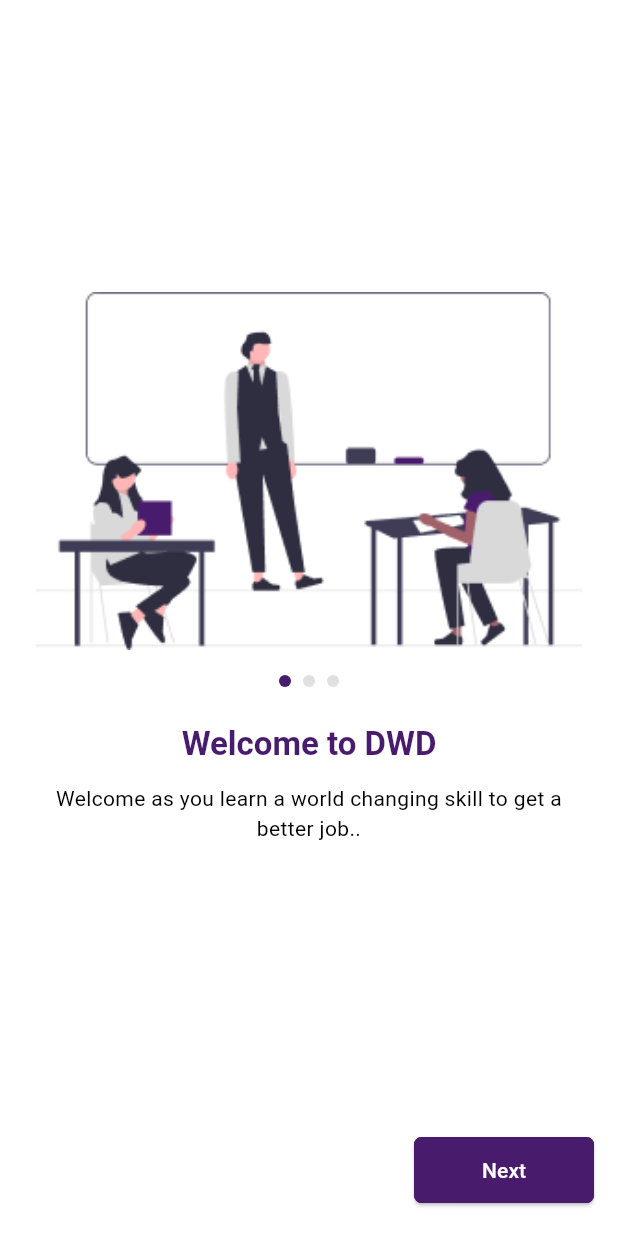
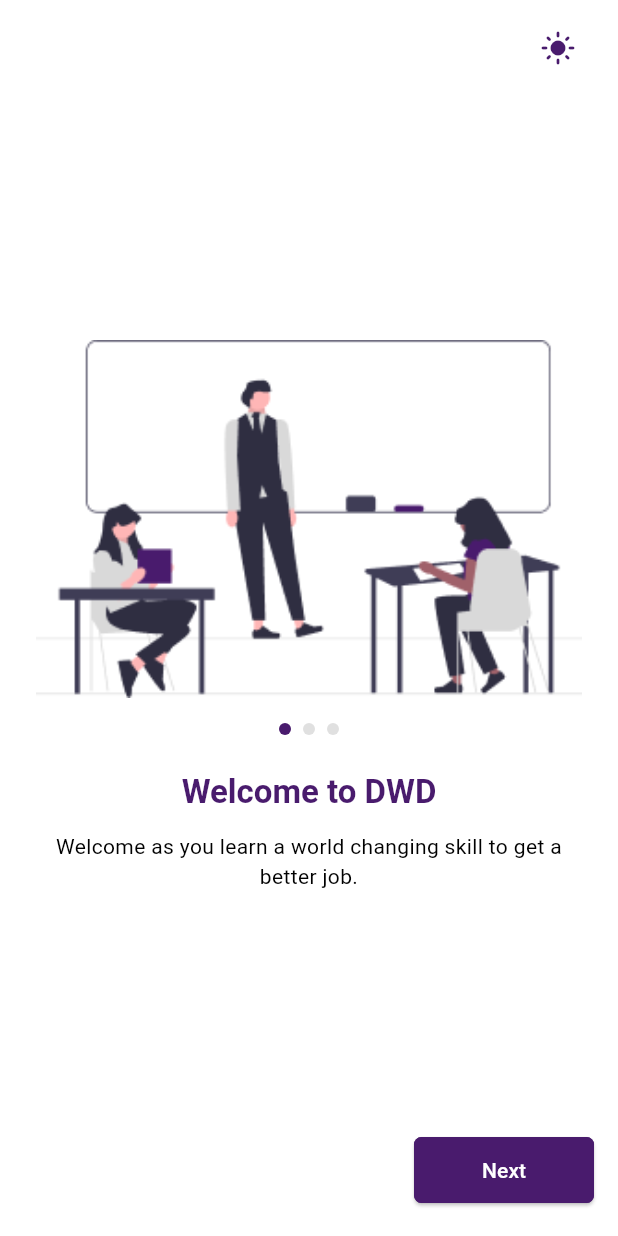
Before and after one commit to AhmedSafan131/lavaloon_first_task, a Flutter app: the screen it shows after launch, on a phone screen of 412 x 824 dp. Run offline on Flutter 3.47's test engine with Material 3 defaults, Android fonts, the phone set to English and light mode, and no system bars; our stand-ins replace easy_localization, shared_preferences.

Commit message:
Implement localization using easy_localization package
- Replaced AppLocalizations with easy_localization in home_screen.dart, blogs_tab.dart, home_tab.dart, my_courses_tab.dart, my_profile_tab.dart, onboarding_screen.dart, login.dart, reset_password.dart, and sign_up.dart.
- Updated UI text to use localized strings from JSON files.
- Removed LocaleProvider and integrated locale management directly with easy_localization.
- Added Arabic and English localization files (ar.json and en.json) for app strings.
- Configured main.dart for easy_localization setup and removed unused localization imports.
- Enhanced theme management by saving user preferences using shared_preferences.

```diff
--- /dev/null
+++ b/devtools_options.yaml
@@ -0,0 +1,3 @@
+description: This file stores settings for Dart & Flutter DevTools.
+documentation: https://docs.flutter.dev/tools/devtools/extensions#configure-extension-enablement-states
+extensions:
--- a/lib/App_UI/home/tabs/blogs_tab.dart
+++ b/lib/App_UI/home/tabs/blogs_tab.dart
@@ -1,17 +1,16 @@
 import 'package:flutter/material.dart';
-import 'package:lavaloon_first_task/l10n/app_localizations.dart';
+import 'package:easy_localization/easy_localization.dart';
 
 class BlogsTab extends StatelessWidget {
   const BlogsTab({super.key});
 
   @override
   Widget build(BuildContext context) {
-    final loc = AppLocalizations.of(context)!;
     return Container(
       color: Theme.of(context).scaffoldBackgroundColor,
       child: Center(
         child: Text(
-          loc.blogs,
+          'blogs'.tr(),
           style: TextStyle(color: Theme.of(context).textTheme.bodyLarge?.color),
         ),
       ),
--- a/lib/App_UI/home/tabs/home_tab.dart
+++ b/lib/App_UI/home/tabs/home_tab.dart
@@ -1,17 +1,16 @@
 import 'package:flutter/material.dart';
-import 'package:lavaloon_first_task/l10n/app_localizations.dart';
+import 'package:easy_localization/easy_localization.dart';
 
 class HomeTab extends StatelessWidget {
   const HomeTab({super.key});
 
   @override
   Widget build(BuildContext context) {
-    final loc = AppLocalizations.of(context)!;
     return Container(
       color: Theme.of(context).scaffoldBackgroundColor,
       child: Center(
         child: Text(
-          loc.home,
+          'home'.tr(),
           style: TextStyle(color: Theme.of(context).textTheme.bodyLarge?.color),
         ),
       ),
--- a/lib/App_UI/home/tabs/my_courses_tab.dart
+++ b/lib/App_UI/home/tabs/my_courses_tab.dart
@@ -1,17 +1,16 @@
 import 'package:flutter/material.dart';
-import 'package:lavaloon_first_task/l10n/app_localizations.dart';
+import 'package:easy_localization/easy_localization.dart';
 
 class MyCoursesTab extends StatelessWidget {
   const MyCoursesTab({super.key});
 
   @override
   Widget build(BuildContext context) {
-    final loc = AppLocalizations.of(context)!;
     return Container(
       color: Theme.of(context).scaffoldBackgroundColor,
       child: Center(
         child: Text(
-          loc.myCourses,
+          'myCourses'.tr(),
           style: TextStyle(color: Theme.of(context).textTheme.bodyLarge?.color),
         ),
       ),
--- a/lib/App_UI/onboarding/onbording_screen.dart
+++ b/lib/App_UI/onboarding/onbording_screen.dart
@@ -1,6 +1,9 @@
 import 'package:flutter/material.dart';
+import 'package:easy_localization/easy_localization.dart';
+import 'package:provider/provider.dart';
 import 'package:lavaloon_first_task/utils/app_color.dart';
 import 'package:lavaloon_first_task/auth/login.dart';
+import 'package:lavaloon_first_task/utils/theme_provider.dart';
 
 class OnboardingScreen extends StatefulWidget {
   static const String routName = '/onboarding';
@@ -17,30 +20,46 @@ class _OnboardingScreenState extends State<OnboardingScreen> {
   final List<OnboardingModel> _onboardingData = [
     OnboardingModel(
       image: 'assets/images/splash1.png',
-      title: 'Welcome to DWD',
-      description:
-          'Welcome as you learn a world changing skill to get a better job..',
+      titleKey: 'onboarding1_title',
+      descriptionKey: 'onboarding1_desc',
     ),
     OnboardingModel(
       image: 'assets/images/splash2.png',
-      title: 'Choose Your Course',
-      description:
-          'Choose the course of your choice and gain industry knowledge and experience in it..',
+      titleKey: 'onboarding2_title',
+      descriptionKey: 'onboarding2_desc',
     ),
     OnboardingModel(
       image: 'assets/images/splash3.png',
-      title: 'Get Certified',
-      description:
-          'Start learning and get certified after your training to get a lucrative job',
+      titleKey: 'onboarding3_title',
+      descriptionKey: 'onboarding3_desc',
     ),
   ];
 
   @override
   Widget build(BuildContext context) {
+    final themeProvider = Provider.of<ThemeProvider>(context);
+    final isDarkMode = themeProvider.themeMode == ThemeMode.dark;
     return Scaffold(
       body: SafeArea(
         child: Column(
           children: [
+            Padding(
+              padding: const EdgeInsets.symmetric(horizontal: 16, vertical: 8),
+              child: Align(
+                alignment: Alignment.centerRight,
+                child: IconButton(
+                  onPressed: () {
+                    themeProvider.setThemeMode(
+                      isDarkMode ? ThemeMode.light : ThemeMode.dark,
+                    );
+                  },
+                  icon: Icon(
+                    isDarkMode ? Icons.dark_mode : Icons.light_mode,
+                    color: AppColors.primary,
+                  ),
+                ),
+              ),
+            ),
             Expanded(
               child: PageView.builder(
                 controller: _pageController,
@@ -83,9 +102,12 @@ class _OnboardingScreenState extends State<OnboardingScreen> {
                   curve: Curves.easeInOut,
                 );
               },
-              child: const Text(
-                'Back',
-                style: TextStyle(fontWeight: FontWeight.bold, fontSize: 16),
+              child: Text(
+                'back'.tr(),
+                style: const TextStyle(
+                  fontWeight: FontWeight.bold,
+                  fontSize: 16,
+                ),
               ),
             )
           else
@@ -112,7 +134,7 @@ class _OnboardingScreenState extends State<OnboardingScreen> {
                 side: BorderSide(color: AppColors.primary),
               ),
             ),
-            child: Text(isLast ? 'Done' : 'Next'),
+            child: Text(isLast ? 'done'.tr() : 'next'.tr()),
           ),
         ],
       ),
@@ -122,13 +144,13 @@ class _OnboardingScreenState extends State<OnboardingScreen> {
 
 class OnboardingModel {
   final String image;
-  final String title;
-  final String description;
+  final String titleKey;
+  final String descriptionKey;
 
   const OnboardingModel({
     required this.image,
-    required this.title,
-    required this.description,
+    required this.titleKey,
+    required this.descriptionKey,
   });
 }
 
@@ -171,7 +193,7 @@ class OnboardingPage extends StatelessWidget {
           ),
           const SizedBox(height: 24),
           Text(
-            model.title,
+            model.titleKey.tr(),
             style: Theme.of(context).textTheme.titleLarge?.copyWith(
               fontWeight: FontWeight.bold,
               color: AppColors.primary,
@@ -180,7 +202,7 @@ class OnboardingPage extends StatelessWidget {
           ),
           const SizedBox(height: 12),
           Text(
-            model.description,
+            model.descriptionKey.tr(),
             style: Theme.of(context).textTheme.bodyMedium,
             textAlign: TextAlign.center,
           ),
--- a/lib/main.dart
+++ b/lib/main.dart
@@ -1,8 +1,6 @@
 import 'package:flutter/material.dart';
 import 'package:provider/provider.dart';
-// 1. Add these imports for localization
-import 'package:flutter_localizations/flutter_localizations.dart';
-import 'package:lavaloon_first_task/l10n/app_localizations.dart';
+import 'package:easy_localization/easy_localization.dart';
 import 'package:lavaloon_first_task/App_UI/onboarding/onbording_screen.dart';
 import 'package:lavaloon_first_task/App_UI/home/home_screen.dart';
 import 'package:lavaloon_first_task/auth/login.dart';
@@ -10,10 +8,19 @@ import 'package:lavaloon_first_task/auth/sgin_up.dart';
 import 'package:lavaloon_first_task/auth/reset_password.dart';
 import 'package:lavaloon_first_task/utils/theme_provider.dart';
 import 'package:lavaloon_first_task/utils/app_color.dart';
-import 'package:lavaloon_first_task/utils/locale_provider.dart';
 
-void main() {
-  runApp(const MyApp());
+void main() async {
+  WidgetsFlutterBinding.ensureInitialized();
+  await EasyLocalization.ensureInitialized();
+  runApp(
+    EasyLocalization(
+      supportedLocales: const [Locale('en'), Locale('ar')],
+      path: 'lib/l10n',
+      fallbackLocale: const Locale('en'),
+      saveLocale: true,
+      child: const MyApp(),
+    ),
+  );
 }
 
 class MyApp extends StatelessWidget {
@@ -22,25 +29,17 @@ class MyApp extends StatelessWidget {
   @override
   Widget build(BuildContext context) {
     return MultiProvider(
-      providers: [
-        ChangeNotifierProvider(create: (_) => ThemeProvider()),
-        ChangeNotifierProvider(create: (_) => LocaleProvider()), // Added this
-      ],
-      child: Consumer2<ThemeProvider, LocaleProvider>(
-        // Using Consumer2 for both
-        builder: (context, themeProvider, localeProvider, _) {
+      providers: [ChangeNotifierProvider(create: (_) => ThemeProvider())],
+      child: Consumer<ThemeProvider>(
+        builder: (context, themeProvider, _) {
+          final isArabic = context.locale.languageCode == 'ar';
           return MaterialApp(
             debugShowCheckedModeBanner: false,
 
             // --- Localization Config ---
-            locale: localeProvider.locale, // Set current language
-            supportedLocales: AppLocalizations.supportedLocales,
-            localizationsDelegates: const [
-              AppLocalizations.delegate,
-              GlobalMaterialLocalizations.delegate,
-              GlobalWidgetsLocalizations.delegate,
-              GlobalCupertinoLocalizations.delegate,
-            ],
+            locale: context.locale,
+            supportedLocales: context.supportedLocales,
+            localizationsDelegates: context.localizationDelegates,
 
             // --- Theme Config ---
             theme: ThemeData(
@@ -56,7 +55,7 @@ class MyApp extends StatelessWidget {
               appBarTheme: AppBarTheme(
                 backgroundColor: AppColors.primary,
                 elevation: 0,
-                centerTitle: localeProvider.isArabic,
+                centerTitle: isArabic,
               ),
             ),
             darkTheme: ThemeData(
@@ -72,7 +71,7 @@ class MyApp extends StatelessWidget {
               appBarTheme: AppBarTheme(
                 backgroundColor: AppColors.primary,
                 elevation: 0,
-                centerTitle: localeProvider.isArabic,
+                centerTitle: isArabic,
               ),
             ),
             themeMode: themeProvider.themeMode,
--- a/lib/utils/locale_provider.dart
+++ /dev/null
@@ -1,23 +0,0 @@
-import 'package:flutter/material.dart';
-
-class LocaleProvider extends ChangeNotifier {
-  Locale _locale = const Locale('en'); // Default to English
-  Locale get locale => _locale;
-
-  bool get isArabic => _locale.languageCode == 'ar';
-  bool get isEnglish => _locale.languageCode == 'en';
-
-  void setLocale(Locale locale) {
-    if (!['en', 'ar'].contains(locale.languageCode)) return;
-    _locale = locale;
-    notifyListeners();
-  }
-
-  void toggleLocale() {
-    if (_locale.languageCode == 'en') {
-      setLocale(const Locale('ar'));
-    } else {
-      setLocale(const Locale('en'));
-    }
-  }
-}
--- a/pubspec.yaml
+++ b/pubspec.yaml
@@ -38,6 +38,8 @@ dependencies:
   cupertino_icons: ^1.0.8
   provider: ^6.1.1
   intl: any
+  easy_localization: ^3.0.8
+  shared_preferences: ^2.2.2
 
 dev_dependencies:
   flutter_test:
@@ -67,6 +69,7 @@ flutter:
   # To add assets to your application, add an assets section, like this:
   assets:
     - assets/images/
+    - lib/l10n/
 
   # An image asset can refer to one or more resolution-specific "variants", see
   # https://flutter.dev/to/resolution-aware-images
```
Also changed, not shown: lib/App_UI/home/home_screen.dart (+5 -6 lines), lib/App_UI/home/tabs/my_profile_tab.dart (+11 -20 lines), lib/auth/login.dart (+18 -17 lines), lib/auth/reset_password.dart (+20 -21 lines), lib/auth/sgin_up.dart (+23 -22 lines), lib/l10n/ar.json (added, +42 -0 lines), lib/l10n/en.json (added, +42 -0 lines), lib/utils/theme_provider.dart (+29 -1 lines), pubspec.lock, 1 other file.
